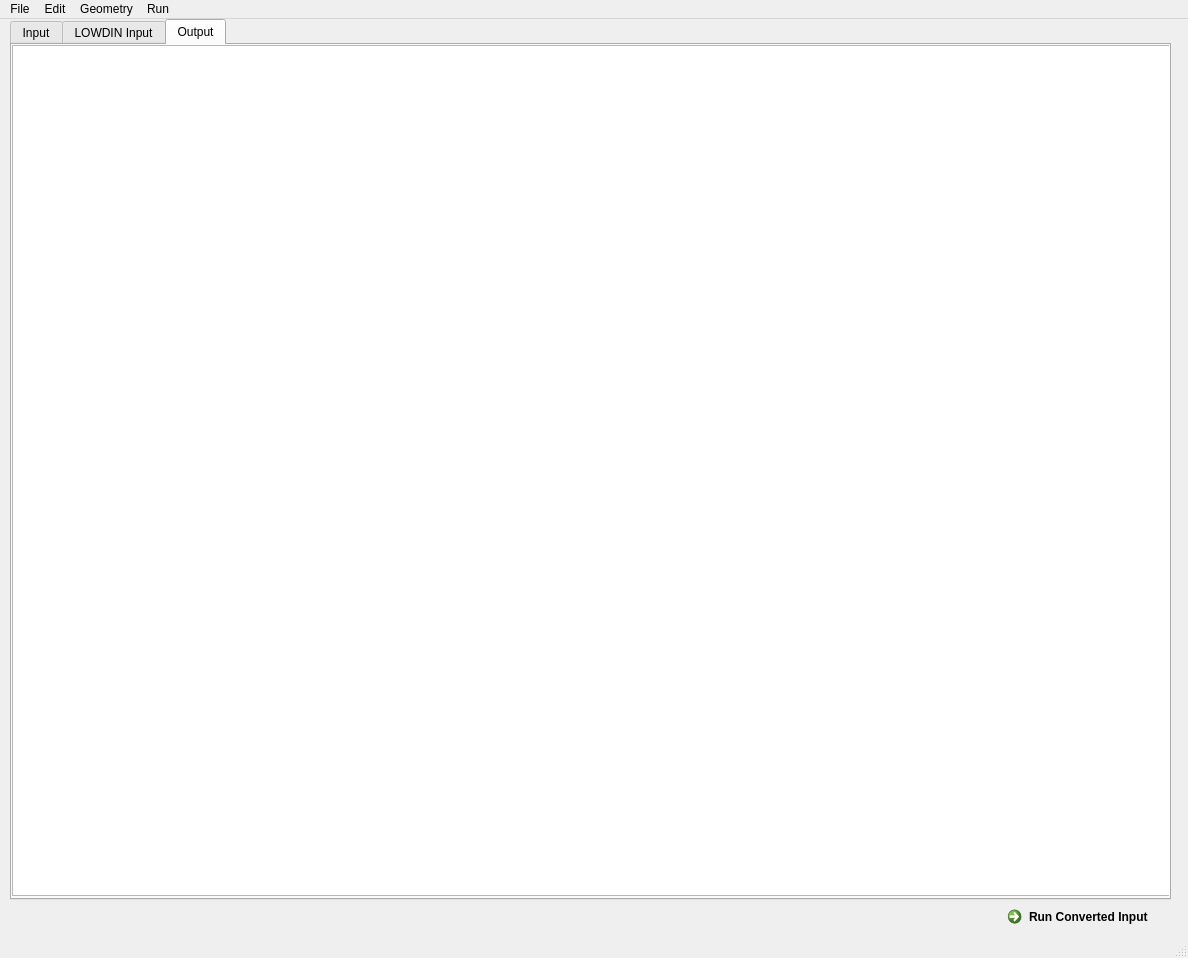
Old version of the form UI/mainwindow.ui in the repository hakobi0/LOWDIN-Translator.
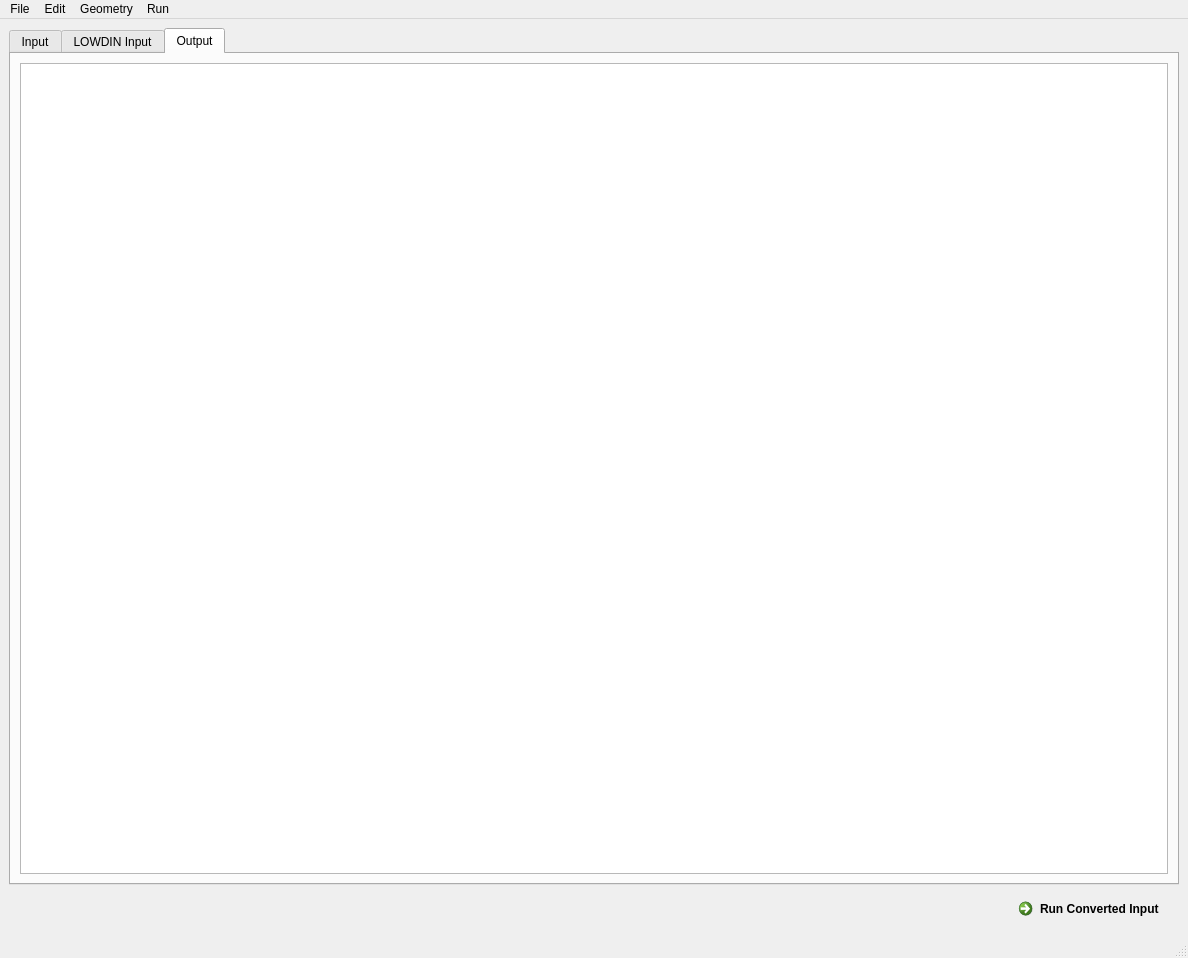
New version of the form.

Patch:
```diff
--- a/UI/mainwindow.ui
+++ b/UI/mainwindow.ui
@@ -14,15 +14,20 @@
    <string>LOWDIN Translator Alpha</string>
   </property>
   <widget class="QWidget" name="centralwidget">
+   <layout class="QVBoxLayout" name="centralLayout">
+    <property name="contentsMargins">
+    <rect>
+     <x>6</x>
+     <y>6</y>
+     <width>6</width>
+     <height>6</height>
+    </rect>
+     <number>6</number>
+     <number>6</number>
+     <number>6</number>
+    </property>
+    <item>
    <widget class="QTabWidget" name="tabWidget">
-    <property name="geometry">
-     <rect>
-      <x>10</x>
-      <y>0</y>
-      <width>1161</width>
-      <height>881</height>
-     </rect>
-    </property>
     <property name="currentIndex">
      <number>2</number>
     </property>
@@ -63,34 +68,60 @@
      <attribute name="title">
       <string>Output</string>
      </attribute>
+       <layout class="QVBoxLayout" name="outputTabLayout">
+        <property name="contentsMargins">
+    <rect>
+     <x>0</x>
+     <y>0</y>
+     <width>0</width>
+     <height>0</height>
+    </rect>
+         <number>0</number>
+         <number>0</number>
+         <number>0</number>
+        </property>
+        <item>
      <widget class="QTextEdit" name="output_textedit">
-      <property name="geometry">
-       <rect>
-        <x>0</x>
-        <y>0</y>
-        <width>1161</width>
-        <height>851</height>
-       </rect>
-      </property>
       <property name="readOnly">
        <bool>true</bool>
       </property>
      </widget>
-    </widget>
-   </widget>
+        </item>
+       </layout>
+      </widget>
+     </widget>
+    </item>
+    <item>
+     <layout class="QHBoxLayout" name="bottomBarLayout">
+      <item>
+       <spacer name="bottomSpacer">
+        <property name="orientation">
+         <enum>Qt::Orientation::Horizontal</enum>
+        </property>
+        <property name="sizeHint" stdset="0">
+         <size>
+          <width>40</width>
+          <height>20</height>
+         </size>
+        </property>
+       </spacer>
+      </item>
+      <item>
    <widget class="QCommandLinkButton" name="run_button">
-    <property name="geometry">
-     <rect>
-      <x>1000</x>
-      <y>880</y>
-      <width>172</width>
-      <height>41</height>
-     </rect>
+        <property name="sizePolicy">
+         <sizepolicy hsizetype="Fixed" vsizetype="Fixed">
+          <horstretch>0</horstretch>
+          <verstretch>0</verstretch>
+         </sizepolicy>
     </property>
     <property name="text">
      <string>Run Converted Input</string>
     </property>
    </widget>
+      </item>
+     </layout>
+    </item>
+   </layout>
   </widget>
   <widget class="QStatusBar" name="statusbar"/>
   <widget class="QMenuBar" name="menubar">
```
Left out of the diff: 43 changed lines with no effect on the pictures. Lines whose indentation alone changed are shown as unchanged.
